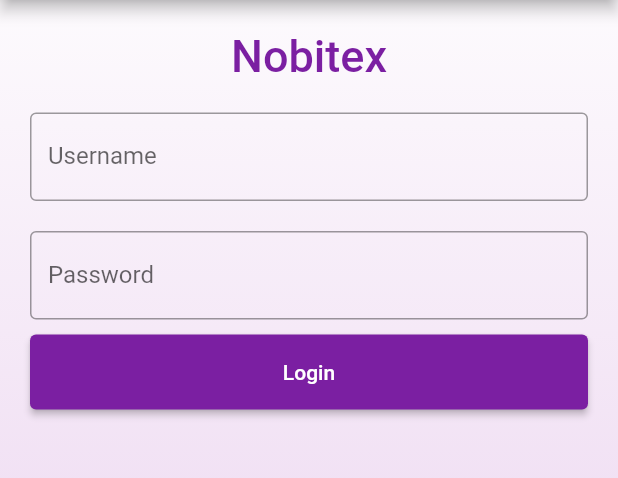
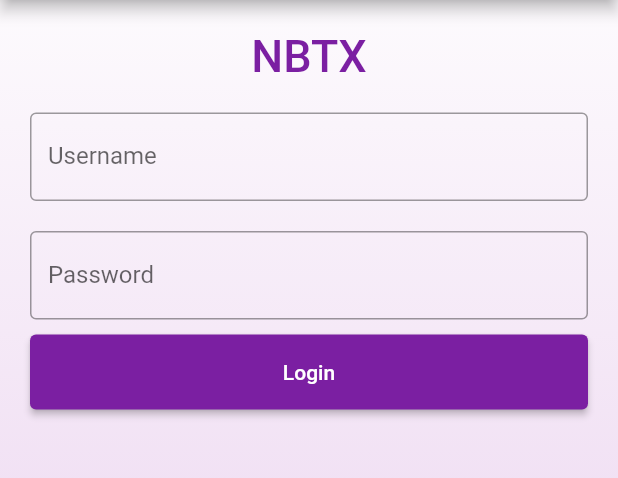
Before and after one commit to benyawmin/FlutterCryptocurrencyApp, a Flutter app: the screen it shows after launch, on a phone screen of 412 x 824 dp, the part 84-562 px from its top. Run offline on Flutter 3.47's test engine with Material 2 defaults, Android fonts, the phone set to English and light mode, and no system bars; our stand-ins replace cached_network_image, rxdart, share_plus, syncfusion_flutter_charts, webview_flutter.

Commit message:
new changes made

```diff
--- a/lib/src/app.dart
+++ b/lib/src/app.dart
@@ -1,10 +1,10 @@
 import 'package:cryptocurrency/src/screens/chart.dart';
-import 'package:cryptocurrency/src/screens/home_screen.dart';
 import 'package:flutter/material.dart';
 import '../src/blocs/latest_news_provider.dart';
 
 class App extends StatelessWidget {
-  Widget build(BuildContext build) {
+  @override
+  Widget build(BuildContext context) {
     return LatestNewsProvider(
         child: MaterialApp(
       title: 'News',
--- a/lib/src/blocs/latest_news_bloc.dart
+++ b/lib/src/blocs/latest_news_bloc.dart
@@ -123,10 +123,11 @@
 
   login(username, password) async {
     final response = await _repository.nobitex(username, password);
-    if (response == 'Error')
+    if (response == 'Error') {
       _login.sink.addError('Wrong login information! Try again');
-    else
+    } else {
       _login.sink.add(response);
+    }
   }
 
   dispose() {
--- a/lib/src/screens/chart.dart
+++ b/lib/src/screens/chart.dart
@@ -4,6 +4,8 @@
 import 'home_screen.dart';
 
 class Chart extends StatefulWidget {
+  const Chart({Key? key}) : super(key: key);
+
   @override
   _State createState() => _State();
 }
@@ -27,7 +29,7 @@
       child: Scaffold(
         backgroundColor: Colors.transparent,
         appBar: AppBar(
-          title: Text('Crypto'),
+          title: const Text('Crypto'),
           backgroundColor: Colors.purple[700],
         ),
         body: StreamBuilder(
@@ -36,8 +38,8 @@
               if (snapshot.hasData) {
                 Navigator.pop(context);
                 WidgetsBinding.instance!.addPostFrameCallback((_) {
-                  Navigator.pushReplacement(
-                      context, MaterialPageRoute(builder: (_) => HomeScreen()));
+                  Navigator.pushReplacement(context,
+                      MaterialPageRoute(builder: (_) => const HomeScreen()));
                 });
               } else if (snapshot.hasError) {
                 Navigator.pop(context);
@@ -46,50 +48,50 @@
                 errTxt = snapshot.error.toString();
               }
               return Padding(
-                  padding: EdgeInsets.all(10),
+                  padding: const EdgeInsets.all(10),
                   child: ListView(
                     children: <Widget>[
                       Container(
                           alignment: Alignment.center,
-                          padding: EdgeInsets.all(10),
+                          padding: const EdgeInsets.all(10),
                           child: Text(
-                            'Nobitex',
+                            'NBTX',
                             style: TextStyle(
                                 color: Colors.purple[700],
                                 fontWeight: FontWeight.w500,
                                 fontSize: 30),
                           )),
                       Container(
-                        padding: EdgeInsets.all(10),
+                        padding: const EdgeInsets.all(10),
                         child: TextField(
                           controller: nameController,
-                          decoration: InputDecoration(
+                          decoration: const InputDecoration(
                             border: OutlineInputBorder(),
                             labelText: 'Username',
                           ),
                         ),
                       ),
                       Container(
-                        padding: EdgeInsets.fromLTRB(10, 10, 10, 0),
+                        padding: const EdgeInsets.fromLTRB(10, 10, 10, 0),
                         child: TextField(
                           obscureText: true,
                           controller: passwordController,
-                          decoration: InputDecoration(
+                          decoration: const InputDecoration(
                             border: OutlineInputBorder(),
                             labelText: 'Password',
                           ),
                         ),
                       ),
-                      SizedBox(
+                      const SizedBox(
                         height: 10,
                       ),
                       Container(
                           height: 50,
-                          padding: EdgeInsets.fromLTRB(10, 0, 10, 0),
+                          padding: const EdgeInsets.fromLTRB(10, 0, 10, 0),
                           child: ElevatedButton(
                             style: ElevatedButton.styleFrom(
                                 primary: Colors.purple[700]),
-                            child: Text('Login'),
+                            child: const Text('Login'),
                             onPressed: () {
                               // setState(() {
                               // isButtonPressed = true;
@@ -102,11 +104,11 @@
                           )),
                       hasErr == true
                           ? Container(
-                              margin: EdgeInsets.only(top: 10),
+                              margin: const EdgeInsets.only(top: 10),
                               child: Center(
                                   child: Text(
                                 errTxt.toString(),
-                                style: TextStyle(
+                                style: const TextStyle(
                                   color: Colors.red,
                                   fontWeight: FontWeight.bold,
                                 ),
@@ -121,10 +123,12 @@
 
   showLoaderDialog(BuildContext context) {
     AlertDialog alert = AlertDialog(
-      content: new Row(
+      content: Row(
         children: [
           CircularProgressIndicator(color: Pallete.dark_primary_color),
-          Container(margin: EdgeInsets.only(left: 7), child: Text("Login...")),
+          Container(
+              margin: const EdgeInsets.only(left: 7),
+              child: const Text("Login...")),
         ],
       ),
     );
```
Also changed, not shown: lib/src/resources/news_api_provider.dart (+8 -18 lines), lib/src/screens/chart_al.dart (+116 -69 lines), lib/src/screens/crypto_detail.dart (+12 -11 lines), lib/src/screens/home_screen.dart (+9 -5 lines), lib/src/screens/prices.dart (+24 -20 lines).
